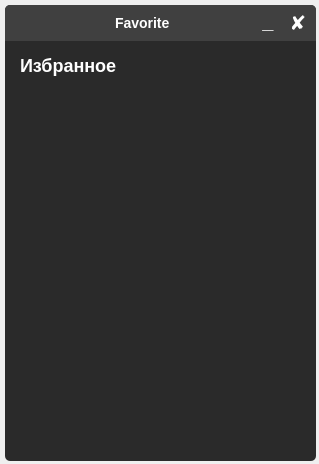
Old version of the form favorite_app/favorite_app.ui in the repository b0shka/selling_apps.
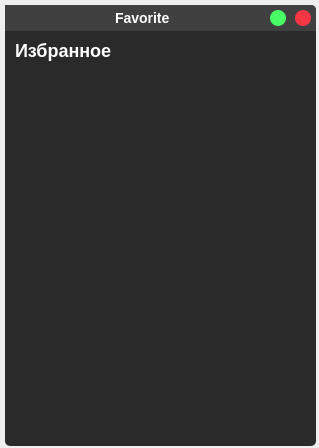
New version of the form.

```diff
--- a/favorite_app/favorite_app.ui
+++ b/favorite_app/favorite_app.ui
@@ -7,19 +7,19 @@
     <x>0</x>
     <y>0</y>
     <width>319</width>
-    <height>464</height>
+    <height>448</height>
    </rect>
   </property>
   <property name="minimumSize">
    <size>
-    <width>308</width>
-    <height>418</height>
+    <width>319</width>
+    <height>448</height>
    </size>
   </property>
   <property name="maximumSize">
    <size>
-    <width>432423</width>
-    <height>432232</height>
+    <width>319</width>
+    <height>448</height>
    </size>
   </property>
   <property name="windowTitle">
@@ -34,19 +34,19 @@
      <x>5</x>
      <y>5</y>
      <width>311</width>
-     <height>456</height>
+     <height>441</height>
     </rect>
    </property>
    <property name="minimumSize">
     <size>
      <width>311</width>
-     <height>456</height>
+     <height>441</height>
     </size>
    </property>
    <property name="maximumSize">
     <size>
      <width>311</width>
-     <height>456</height>
+     <height>441</height>
     </size>
    </property>
    <property name="styleSheet">
@@ -61,120 +61,11 @@
    <property name="frameShadow">
     <enum>QFrame::Raised</enum>
    </property>
-   <widget class="QFrame" name="frame_3">
-    <property name="geometry">
-     <rect>
-      <x>0</x>
-      <y>0</y>
-      <width>311</width>
-      <height>36</height>
-     </rect>
-    </property>
-    <property name="styleSheet">
-     <string notr="true">QFrame{
-	border-bottom-left-radius: 0px;
-	border-bottom-right-radius: 0px;
-	background-color: #404040;
-}</string>
-    </property>
-    <property name="frameShape">
-     <enum>QFrame::StyledPanel</enum>
-    </property>
-    <property name="frameShadow">
-     <enum>QFrame::Raised</enum>
-    </property>
-    <widget class="QPushButton" name="pushButton_8">
-     <property name="geometry">
-      <rect>
-       <x>280</x>
-       <y>5</y>
-       <width>26</width>
-       <height>26</height>
-      </rect>
-     </property>
-     <property name="font">
-      <font>
-       <pointsize>-1</pointsize>
-       <weight>75</weight>
-       <bold>true</bold>
-      </font>
-     </property>
-     <property name="styleSheet">
-      <string notr="true">QPushButton {
-	font-size: 20px;
-	background-color: #404040;
-	border-radius: 5px;
-}
-QPushButton::hover {
-	background-color: #ffb0be;
-	color: black;
-}</string>
-     </property>
-     <property name="text">
-      <string>✘</string>
-     </property>
-    </widget>
-    <widget class="QPushButton" name="pushButton_9">
-     <property name="geometry">
-      <rect>
-       <x>250</x>
-       <y>5</y>
-       <width>26</width>
-       <height>26</height>
-      </rect>
-     </property>
-     <property name="font">
-      <font>
-       <pointsize>-1</pointsize>
-       <weight>75</weight>
-       <bold>true</bold>
-      </font>
-     </property>
-     <property name="styleSheet">
-      <string notr="true">QPushButton {
-	padding-bottom: 4px;
-	font-size: 20px;
-	background-color: #404040;
-	border-radius: 5px;
-}
-QPushButton::hover {
-	background-color: #2a2a2a;
-}</string>
-     </property>
-     <property name="text">
-      <string>_</string>
-     </property>
-    </widget>
-    <widget class="QLabel" name="label_9">
-     <property name="geometry">
-      <rect>
-       <x>110</x>
-       <y>10</y>
-       <width>66</width>
-       <height>16</height>
-      </rect>
-     </property>
-     <property name="font">
-      <font>
-       <pointsize>-1</pointsize>
-       <weight>75</weight>
-       <bold>true</bold>
-      </font>
-     </property>
-     <property name="styleSheet">
-      <string notr="true">font-size: 14px;
-color: white;</string>
-     </property>
-     <property name="text">
-      <string>Favorite</string>
-     </property>
-    </widget>
-   </widget>
    <widget class="QLabel" name="label">
     <property name="geometry">
      <rect>
-      <x>15</x>
-      <y>50</y>
+      <x>10</x>
+      <y>35</y>
       <width>121</width>
       <height>21</height>
      </rect>
@@ -198,7 +89,7 @@
     <property name="geometry">
      <rect>
       <x>5</x>
-      <y>80</y>
+      <y>65</y>
       <width>301</width>
       <height>371</height>
      </rect>
@@ -230,6 +121,115 @@
 }</string>
     </property>
    </widget>
+   <widget class="QFrame" name="frame_5">
+    <property name="geometry">
+     <rect>
+      <x>-5</x>
+      <y>0</y>
+      <width>316</width>
+      <height>26</height>
+     </rect>
+    </property>
+    <property name="styleSheet">
+     <string notr="true">QFrame{
+	border-bottom-left-radius: 0px;
+	border-bottom-right-radius: 0px;
+	background-color: #404040;
+}</string>
+    </property>
+    <property name="frameShape">
+     <enum>QFrame::StyledPanel</enum>
+    </property>
+    <property name="frameShadow">
+     <enum>QFrame::Raised</enum>
+    </property>
+    <widget class="QPushButton" name="pushButton_8">
+     <property name="geometry">
+      <rect>
+       <x>295</x>
+       <y>5</y>
+       <width>16</width>
+       <height>16</height>
+      </rect>
+     </property>
+     <property name="font">
+      <font>
+       <pointsize>-1</pointsize>
+       <weight>75</weight>
+       <bold>true</bold>
+      </font>
+     </property>
+     <property name="styleSheet">
+      <string notr="true">QPushButton {
+	font-size: 20px;
+	background-color: #f73643;
+	border-radius: 8px;
+}
+QPushButton::hover {
+	background-color: #d63a44;
+	color: black;
+}</string>
+     </property>
+     <property name="text">
+      <string/>
+     </property>
+    </widget>
+    <widget class="QPushButton" name="pushButton_9">
+     <property name="geometry">
+      <rect>
+       <x>270</x>
+       <y>5</y>
+       <width>16</width>
+       <height>16</height>
+      </rect>
+     </property>
+     <property name="font">
+      <font>
+       <pointsize>-1</pointsize>
+       <weight>75</weight>
+       <bold>true</bold>
+      </font>
+     </property>
+     <property name="styleSheet">
+      <string notr="true">QPushButton {
+	padding-bottom: 4px;
+	font-size: 20px;
+	background-color: #47fc65;
+	border-radius: 8px;
+}
+QPushButton::hover {
+	background-color: #49cc5f;
+}</string>
+     </property>
+     <property name="text">
+      <string/>
+     </property>
+    </widget>
+    <widget class="QLabel" name="label_9">
+     <property name="geometry">
+      <rect>
+       <x>115</x>
+       <y>5</y>
+       <width>66</width>
+       <height>16</height>
+      </rect>
+     </property>
+     <property name="font">
+      <font>
+       <pointsize>-1</pointsize>
+       <weight>75</weight>
+       <bold>true</bold>
+      </font>
+     </property>
+     <property name="styleSheet">
+      <string notr="true">font-size: 14px;
+color: white;</string>
+     </property>
+     <property name="text">
+      <string>Favorite</string>
+     </property>
+    </widget>
+   </widget>
   </widget>
  </widget>
  <resources/>
```
